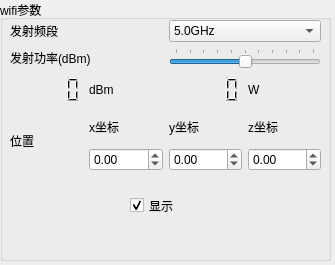
This is UI/ui_wifi.ui in Antonovvv/Y-Fi as Qt 5 draws it before an edit. The edited form follows.
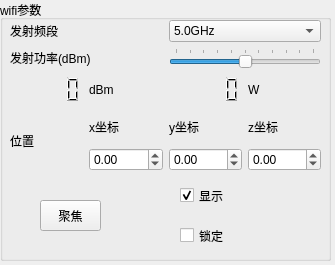
This is the edited form.

Commit message: 增加信号源锁定功能，优化代码

Diff of the .ui file:
```diff
--- a/UI/ui_wifi.ui
+++ b/UI/ui_wifi.ui
@@ -185,8 +185,8 @@
    <widget class="QCheckBox" name="show_check">
     <property name="geometry">
      <rect>
-      <x>130</x>
-      <y>190</y>
+      <x>180</x>
+      <y>180</y>
       <width>81</width>
       <height>31</height>
      </rect>
@@ -198,6 +198,32 @@
      <bool>true</bool>
     </property>
    </widget>
+   <widget class="QCheckBox" name="lock_check">
+    <property name="geometry">
+     <rect>
+      <x>180</x>
+      <y>220</y>
+      <width>81</width>
+      <height>31</height>
+     </rect>
+    </property>
+    <property name="text">
+     <string>锁定</string>
+    </property>
+   </widget>
+   <widget class="QPushButton" name="focus_button">
+    <property name="geometry">
+     <rect>
+      <x>40</x>
+      <y>200</y>
+      <width>61</width>
+      <height>31</height>
+     </rect>
+    </property>
+    <property name="text">
+     <string>聚焦</string>
+    </property>
+   </widget>
   </widget>
  </widget>
  <resources/>
```
The commit also changes 5 other files.
